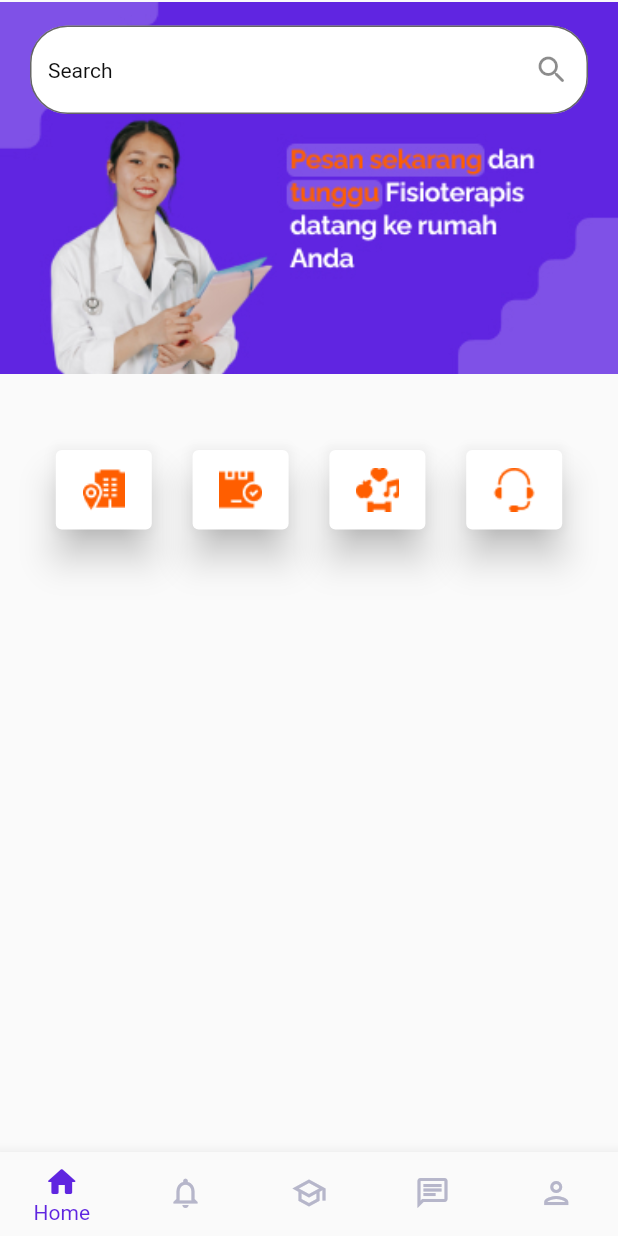
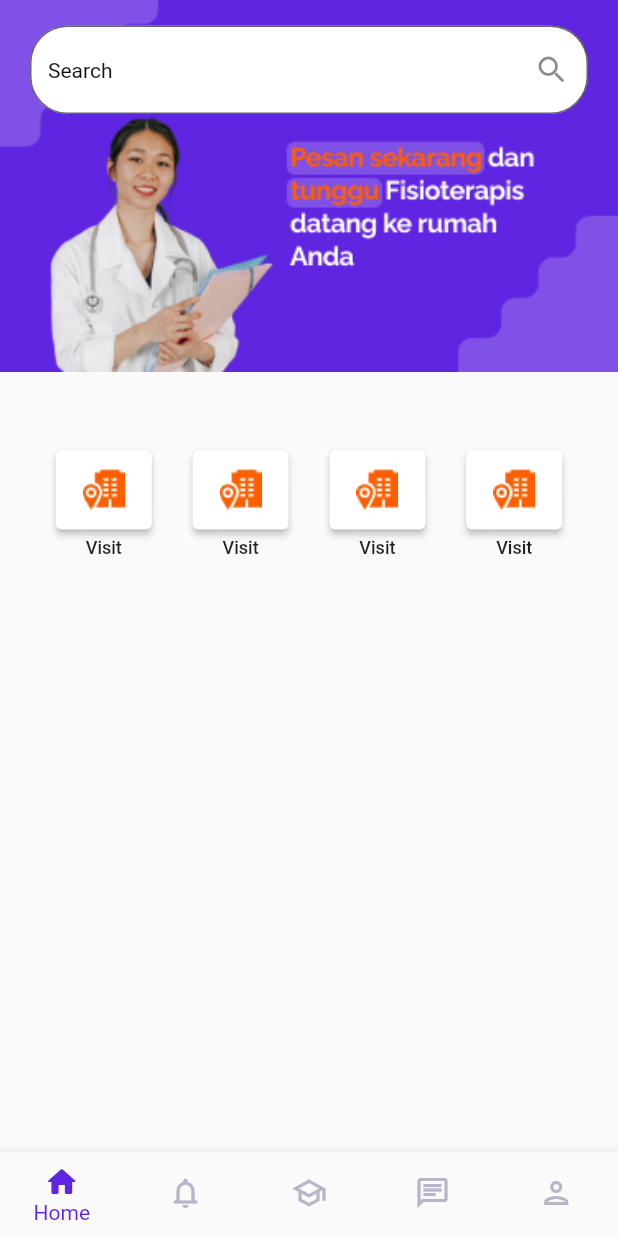
Before and after one commit to JoshInkiriwang/fisiohome, a Flutter app: the BottomNav screen opened directly, on a phone screen of 412 x 824 dp. Run offline on Flutter 3.47's test engine with Material 2 defaults, Android fonts, the phone set to English and light mode, and no system bars; our stand-ins replace introduction_screen.

Commit message:
homepage update

```diff
--- a/lib/BottomNavBarWidgets/FourButtons.dart
+++ b/lib/BottomNavBarWidgets/FourButtons.dart
@@ -12,10 +12,15 @@ class FourButton extends StatelessWidget {
     return Row(
       mainAxisAlignment: MainAxisAlignment.spaceEvenly,
       children: <Widget>[
+        // Tombol Visit
+        Column(
+          mainAxisSize: MainAxisSize.min,
+          crossAxisAlignment: CrossAxisAlignment.center,
+          children: <Widget>[
             ElevatedButton(
               style: ElevatedButton.styleFrom(
                   primary: Colors.white,
-              elevation: 10.0,
+                  elevation: 2.0,
                   fixedSize: Size(53.0, 53.0)
               ),
               onPressed: () {
@@ -24,41 +29,72 @@ class FourButton extends StatelessWidget {
               },
               child: Image.asset('assets/icons/IconVisit.png', alignment: Alignment.center),
             ),
+            SizedBox(height: 5,),
+            const Text('Visit', style: TextStyle(fontWeight: FontWeight.w500, fontSize: 12),),
+          ],
+        ),
+
+        Column(
+          mainAxisSize: MainAxisSize.min,
+          crossAxisAlignment: CrossAxisAlignment.center,
+          children: <Widget>[
             ElevatedButton(
               style: ElevatedButton.styleFrom(
                   primary: Colors.white,
-            elevation: 10.0,
+                  elevation: 2.0,
                   fixedSize: Size(53.0, 53.0)
               ),
               onPressed: () {
                 Navigator.push(context,
-                MaterialPageRoute(builder: (context) => HalamanPaket()));
+                    MaterialPageRoute(builder: (context) => HalamanVisit()));
               },
-          child: Image.asset('assets/icons/IconPaket.png', alignment: Alignment.center),
+              child: Image.asset('assets/icons/IconVisit.png', alignment: Alignment.center),
             ),
+            SizedBox(height: 5,),
+            const Text('Visit', style: TextStyle(fontWeight: FontWeight.w500, fontSize: 12),),
+          ],
+        ),
+
+        Column(
+          mainAxisSize: MainAxisSize.min,
+          crossAxisAlignment: CrossAxisAlignment.center,
+          children: <Widget>[
             ElevatedButton(
               style: ElevatedButton.styleFrom(
                   primary: Colors.white,
-              elevation: 10.0,
+                  elevation: 2.0,
                   fixedSize: Size(53.0, 53.0)
               ),
               onPressed: () {
                 Navigator.push(context,
-                MaterialPageRoute(builder: (context) => HalamanLifestyle()));
+                    MaterialPageRoute(builder: (context) => HalamanVisit()));
               },
-          child: Image.asset('assets/icons/IconLifestyle.png', alignment: Alignment.center),
+              child: Image.asset('assets/icons/IconVisit.png', alignment: Alignment.center),
             ),
+            SizedBox(height: 5,),
+            const Text('Visit', style: TextStyle(fontWeight: FontWeight.w500, fontSize: 12),),
+          ],
+        ),
+
+        Column(
+          mainAxisSize: MainAxisSize.min,
+          crossAxisAlignment: CrossAxisAlignment.center,
+          children: <Widget>[
             ElevatedButton(
               style: ElevatedButton.styleFrom(
                   primary: Colors.white,
-              elevation: 10.0,
+                  elevation: 2.0,
                   fixedSize: Size(53.0, 53.0)
               ),
               onPressed: () {
                 Navigator.push(context,
-                MaterialPageRoute(builder: (context) => HalamanKonsultasi()));
+                    MaterialPageRoute(builder: (context) => HalamanVisit()));
               },
-          child: Image.asset('assets/icons/IconKonsultasi.png', alignment: Alignment.center),
+              child: Image.asset('assets/icons/IconVisit.png', alignment: Alignment.center),
+            ),
+            SizedBox(height: 5,),
+            const Text('Visit', style: TextStyle(fontWeight: FontWeight.w500, fontSize: 12),),
+          ],
         ),
       ],
     );
--- a/lib/BottomNavBarWidgets/HalamanHome.dart
+++ b/lib/BottomNavBarWidgets/HalamanHome.dart
@@ -4,7 +4,7 @@ import 'package:flutter/material.dart';
 
 void main() {
   runApp(new MaterialApp(
-    theme: ThemeData(fontFamily: 'Raleway'),
+    theme: ThemeData(fontFamily: 'Raleway', backgroundColor: Colors.black26),
   ));
 }
 
@@ -18,7 +18,8 @@ class _HalamanHomeState extends State<HalamanHome> {
     return MaterialApp(
       debugShowCheckedModeBanner: false,
       home: Scaffold(
-        body: Stack(
+        body: SingleChildScrollView(
+        child : Stack(
           children: <Widget>[
             Container(
               alignment: Alignment(0, -0.995),
@@ -35,6 +36,6 @@ class _HalamanHomeState extends State<HalamanHome> {
           ],
         ),
       ),
-    );
+      ));
   }
 }
```
Lines whose indentation alone changed are shown as unchanged.
